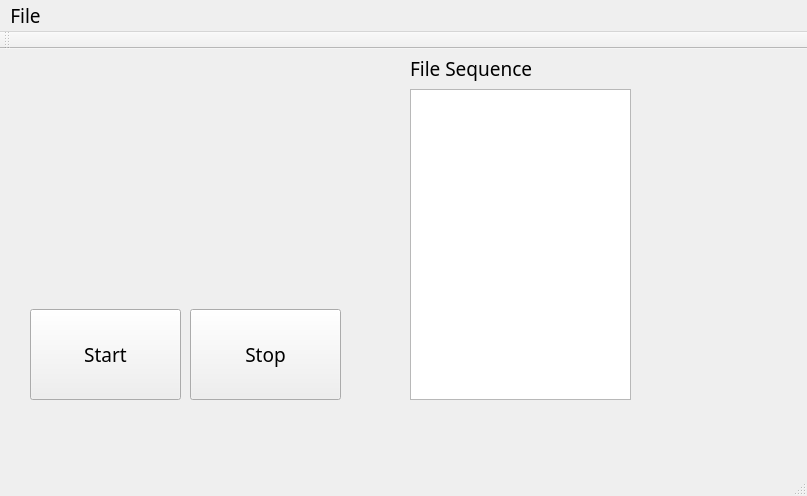
First picture: the form in mainwindow.ui, repository jefftsai8049/BeeObservationSystem_Analysis, before the edit.
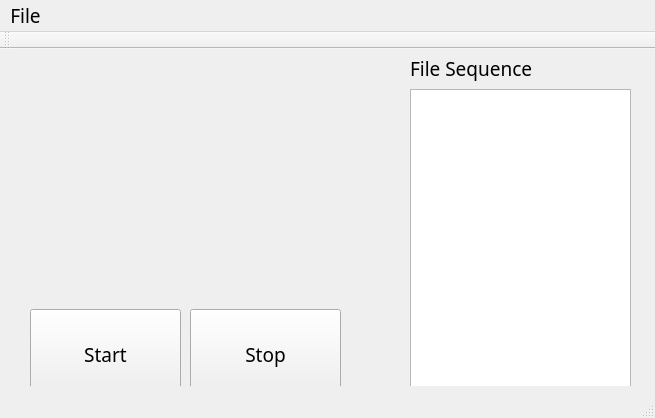
Second picture: the form after the edit.

Diff of the .ui file:
```diff
--- a/mainwindow.ui
+++ b/mainwindow.ui
@@ -6,8 +6,8 @@
    <rect>
     <x>0</x>
     <y>0</y>
-    <width>807</width>
-    <height>496</height>
+    <width>655</width>
+    <height>418</height>
    </rect>
   </property>
   <property name="font">
@@ -80,7 +80,7 @@
     <rect>
      <x>0</x>
      <y>0</y>
-     <width>807</width>
+     <width>655</width>
      <height>21</height>
     </rect>
    </property>
```
Left out of the diff: 8 changed lines with no effect on the pictures.
